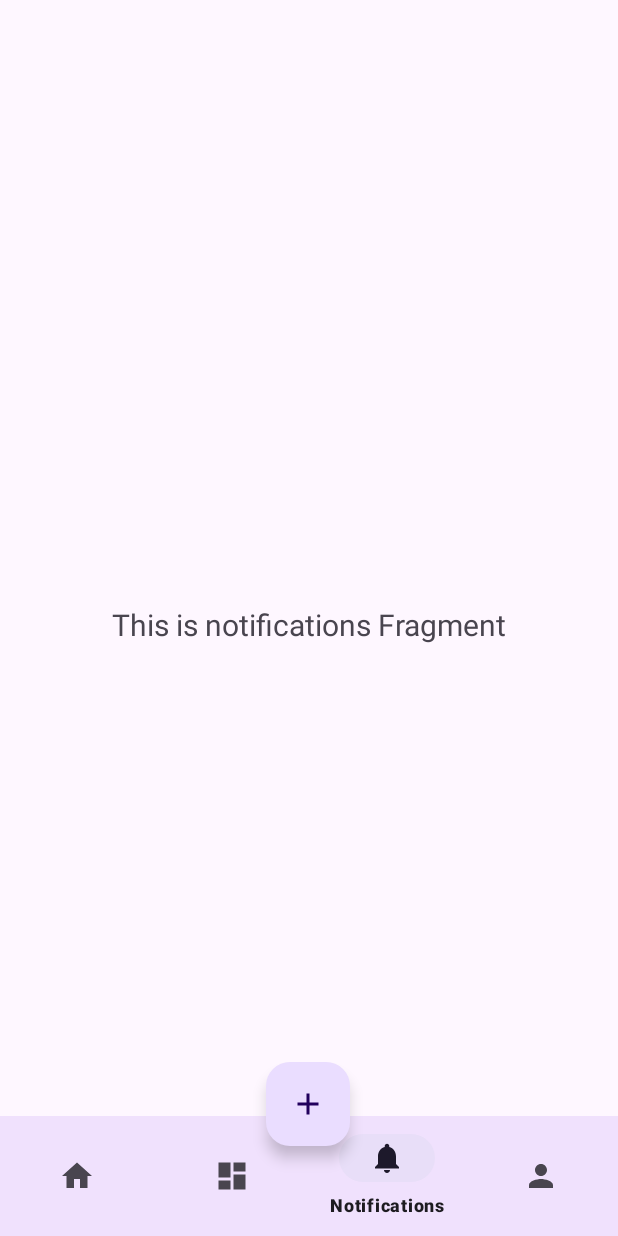
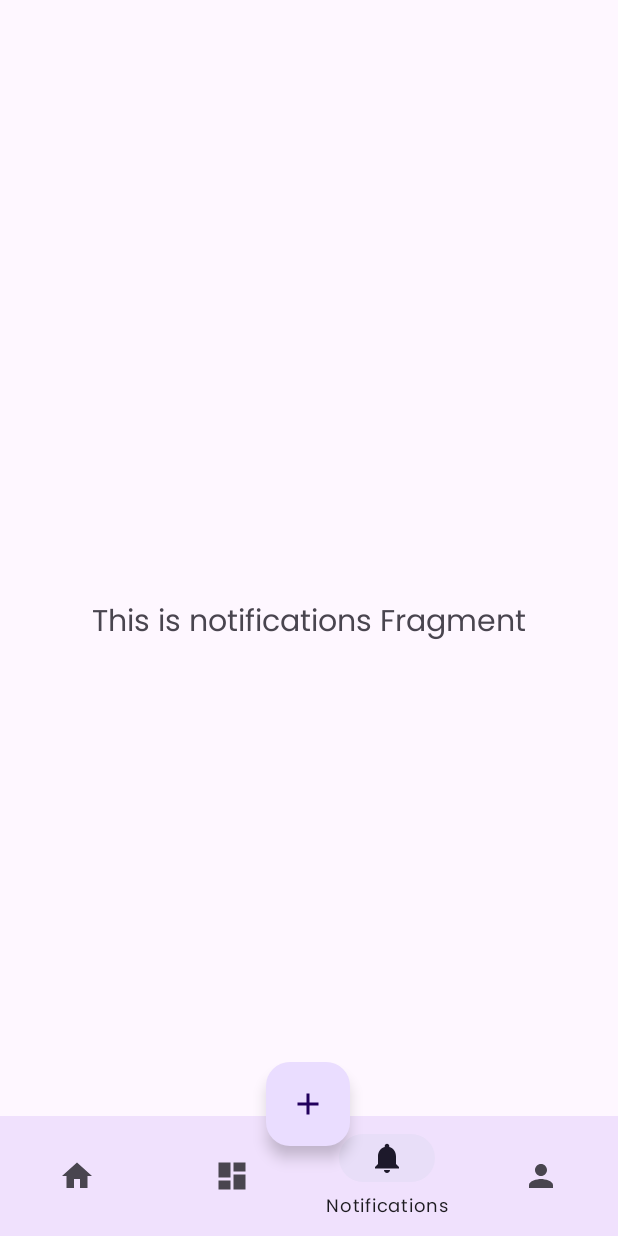
Before and after one commit to Planitorium/planitorium-md, an Android app: the screen it shows after launch (MainActivity), item 3 of the bottom bar chosen, on a phone screen of 412 x 824 dp. Run offline under Robolectric (Android 15) with nearby library versions, the phone set to English and light mode, and no system bars; our stand-ins replace navigation-ui.

Commit message:
feat: poppins font

```diff
--- /dev/null
+++ b/app/src/main/res/font-v26/poppins.xml
@@ -0,0 +1,24 @@
+<?xml version="1.0" encoding="utf-8"?>
+<font-family xmlns:android="http://schemas.android.com/apk/res/android">
+
+    <font
+        android:font="@font/poppins_bold"
+        android:fontStyle="normal"
+        android:fontWeight="700"/>
+
+    <font
+        android:font="@font/poppins_bolditalic"
+        android:fontStyle="italic"
+        android:fontWeight="700"/>
+
+    <font
+        android:font="@font/poppins_regular"
+        android:fontStyle="normal"
+        android:fontWeight="400"/>
+
+    <font
+        android:font="@font/poppins_italic"
+        android:fontStyle="italic"
+        android:fontWeight="400"/>
+
+</font-family>
--- /dev/null
+++ b/app/src/main/res/font/poppins.xml
@@ -0,0 +1,24 @@
+<?xml version="1.0" encoding="utf-8"?>
+<font-family xmlns:android="http://schemas.android.com/apk/res/android">
+
+    <font
+        android:font="@font/poppins_bold"
+        android:fontStyle="normal"
+        android:fontWeight="700"/>
+
+    <font
+        android:font="@font/poppins_bolditalic"
+        android:fontStyle="italic"
+        android:fontWeight="700"/>
+
+    <font
+        android:font="@font/poppins_regular"
+        android:fontStyle="normal"
+        android:fontWeight="400"/>
+
+    <font
+        android:font="@font/poppins_italic"
+        android:fontStyle="italic"
+        android:fontWeight="400"/>
+
+</font-family>
--- a/app/src/main/res/values/themes.xml
+++ b/app/src/main/res/values/themes.xml
@@ -1,6 +1,9 @@
 <resources xmlns:tools="http://schemas.android.com/tools">
     <!-- Base application theme. -->
     <style name="Base.Theme.Planitorium" parent="Theme.Material3.DayNight">
+
+        <!-- Default Font -->
+        <item name="android:fontFamily">@font/poppins</item>
 
         <!-- Primary brand color. -->
         <item name="colorPrimary">@color/purple_500</item>
```
Also changed, not shown: app/src/main/res/font/poppins_bold.ttf (added), app/src/main/res/font/poppins_bolditalic.ttf (added), app/src/main/res/font/poppins_italic.ttf (added), app/src/main/res/font/poppins_regular.ttf (added).
